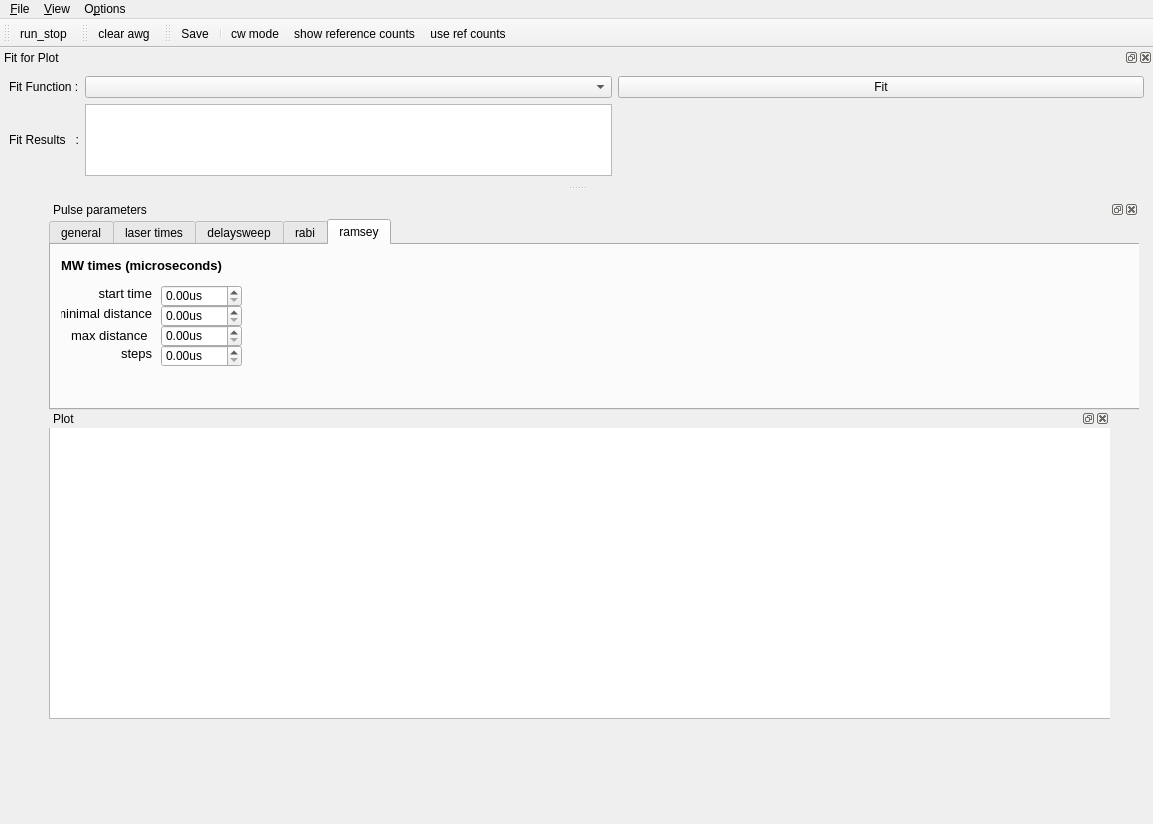
Qt form gui/pulsed/pulsed.ui (pikestefan/qudi_slab) before a commit.
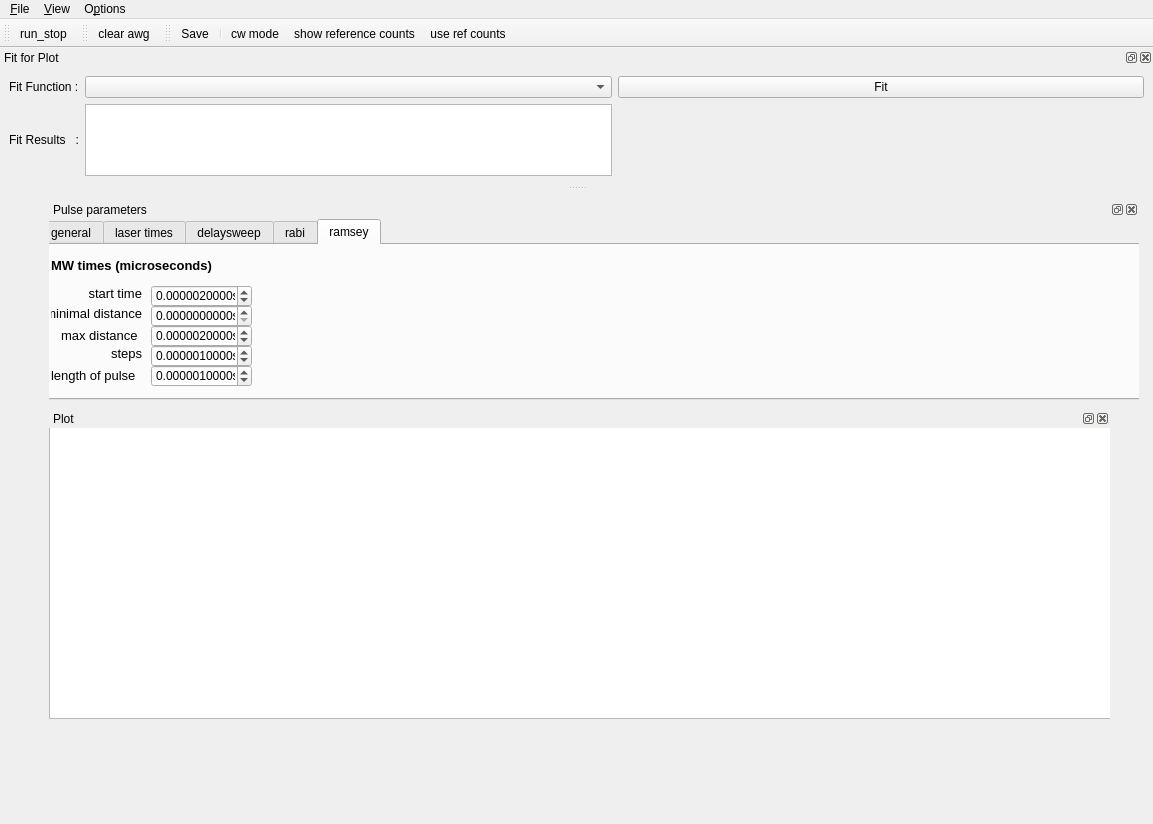
The same form after that commit. The open tabs and pages were chosen to show the change. Icons and pictures are not drawn. Custom widgets are drawn as their Qt base class.

Patch:
```diff
--- a/gui/pulsed/pulsed.ui
+++ b/gui/pulsed/pulsed.ui
@@ -68,10 +68,10 @@
          </property>
          <property name="geometry">
           <rect>
-           <x>0</x>
+           <x>-10</x>
            <y>0</y>
            <width>1101</width>
-           <height>191</height>
+           <height>181</height>
           </rect>
          </property>
          <property name="maximumSize">
@@ -1386,12 +1386,24 @@
             <rect>
              <x>110</x>
              <y>40</y>
-             <width>81</width>
+             <width>101</width>
              <height>22</height>
             </rect>
            </property>
            <property name="suffix">
-            <string>us</string>
+            <string>s</string>
+           </property>
+           <property name="decimals">
+            <number>10</number>
+           </property>
+           <property name="maximum">
+            <double>1.000000000000000</double>
+           </property>
+           <property name="singleStep">
+            <double>0.000001000000000</double>
+           </property>
+           <property name="value">
+            <double>0.000002000000000</double>
            </property>
           </widget>
           <widget class="ScienDSpinBox" name="mw_min_len_ramsey">
@@ -1399,12 +1411,21 @@
             <rect>
              <x>110</x>
              <y>60</y>
-             <width>81</width>
+             <width>101</width>
              <height>22</height>
             </rect>
            </property>
            <property name="suffix">
-            <string>us</string>
+            <string>s</string>
+           </property>
+           <property name="decimals">
+            <number>10</number>
+           </property>
+           <property name="maximum">
+            <double>1.000000000000000</double>
+           </property>
+           <property name="singleStep">
+            <double>0.000001000000000</double>
            </property>
           </widget>
           <widget class="ScienDSpinBox" name="mw_max_len_ramsey">
@@ -1412,12 +1433,24 @@
             <rect>
              <x>110</x>
              <y>80</y>
-             <width>81</width>
+             <width>101</width>
              <height>22</height>
             </rect>
            </property>
            <property name="suffix">
-            <string>us</string>
+            <string>s</string>
+           </property>
+           <property name="decimals">
+            <number>10</number>
+           </property>
+           <property name="maximum">
+            <double>1.000000000000000</double>
+           </property>
+           <property name="singleStep">
+            <double>0.000001000000000</double>
+           </property>
+           <property name="value">
+            <double>0.000002000000000</double>
            </property>
           </widget>
           <widget class="ScienDSpinBox" name="mw_steps_ramsey">
@@ -1425,12 +1458,70 @@
             <rect>
              <x>110</x>
              <y>100</y>
-             <width>81</width>
+             <width>101</width>
              <height>22</height>
             </rect>
            </property>
            <property name="suffix">
-            <string>us</string>
+            <string>s</string>
+           </property>
+           <property name="decimals">
+            <number>10</number>
+           </property>
+           <property name="maximum">
+            <double>1.000000000000000</double>
+           </property>
+           <property name="singleStep">
+            <double>0.000001000000000</double>
+           </property>
+           <property name="value">
+            <double>0.000001000000000</double>
+           </property>
+          </widget>
+          <widget class="QLabel" name="label_63">
+           <property name="geometry">
+            <rect>
+             <x>10</x>
+             <y>120</y>
+             <width>91</width>
+             <height>20</height>
+            </rect>
+           </property>
+           <property name="font">
+            <font>
+             <pointsize>10</pointsize>
+            </font>
+           </property>
+           <property name="text">
+            <string>length of pulse</string>
+           </property>
+           <property name="alignment">
+            <set>Qt::AlignLeading|Qt::AlignLeft|Qt::AlignVCenter</set>
+           </property>
+          </widget>
+          <widget class="ScienDSpinBox" name="mw_len_ramsey">
+           <property name="geometry">
+            <rect>
+             <x>110</x>
+             <y>120</y>
+             <width>101</width>
+             <height>22</height>
+            </rect>
+           </property>
+           <property name="suffix">
+            <string>s</string>
+           </property>
+           <property name="decimals">
+            <number>10</number>
+           </property>
+           <property name="maximum">
+            <double>1.000000000000000</double>
+           </property>
+           <property name="singleStep">
+            <double>0.000001000000000</double>
+           </property>
+           <property name="value">
+            <double>0.000001000000000</double>
            </property>
           </widget>
          </widget>
```
Left out of the diff: 306 changed lines with no effect on the pictures.
